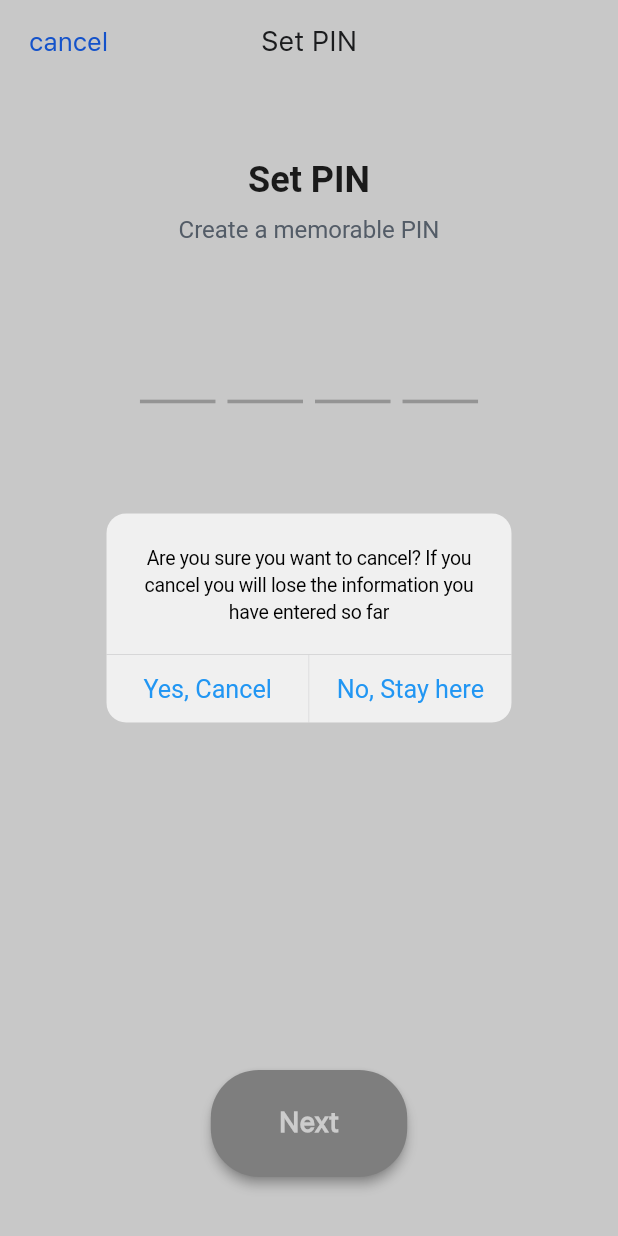
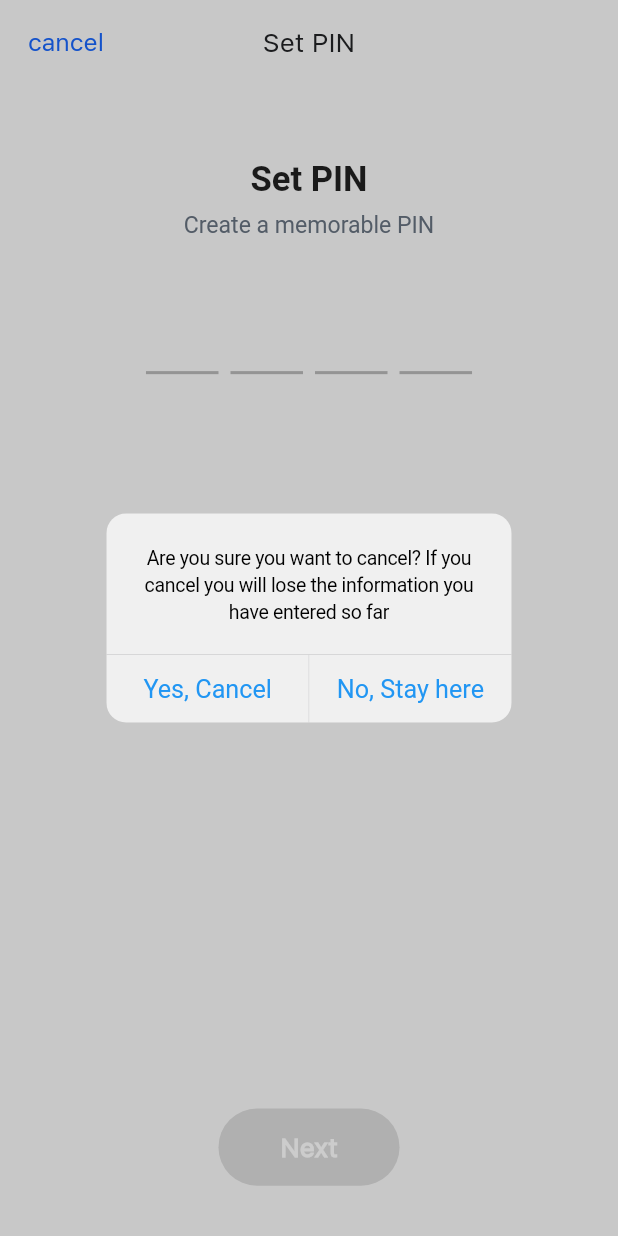
Before and after one commit to milind-nagarro/flutter_starter_kit, a Flutter app: the SetupConfirmPinPage screen opened by its route, after a tap on "cancel", on a phone screen of 412 x 824 dp. Run offline on Flutter 3.47's test engine with Material 2 defaults, Android fonts, the light colour scheme and no system bars; our stand-ins replace bloc, chopper, equatable, firebase_analytics, firebase_core, firebase_crashlytics and 4 more; accounts and stored records are empty; generated files the repository leaves out were written again.

Commit message:
feat: business logic added for setup and confirm pin

```diff
--- a/lib/ui/module/login/login_screen.dart
+++ b/lib/ui/module/login/login_screen.dart
@@ -7,6 +7,8 @@
 import 'package:flutter_starter_kit/app/resources/style.dart';
 
 import '../../../app/app_constant.dart';
+import '../../../app/di/locator.dart';
+import '../../router/app_router.dart';
 import 'bloc/login_bloc.dart';
 import 'cubit/remember_me_cubit.dart';
 
@@ -147,7 +149,6 @@
   }
 
   void nextScreen() {
-    // final LoginScreenController controller = Get.find();
-    // controller.nextScreen();
+    locator<AppRouter>().showSetupPin();
   }
 }
--- /dev/null
+++ b/lib/ui/module/setup_confirm_pin/bloc/setup_confirm_pin_event.dart
@@ -0,0 +1,41 @@
+part of 'setup_confirm_pin_bloc.dart';
+
+@immutable
+abstract class SetupConfirmPinEvent extends Equatable {
+  const SetupConfirmPinEvent();
+  @override
+  List<Object> get props => [];
+}
+
+/// On Submitting Setup PIN value
+class SetupPinSubmit extends SetupConfirmPinEvent {
+  const SetupPinSubmit({required this.pinData});
+  final String pinData;
+
+  @override
+  List<Object> get props => [pinData];
+}
+
+/// On Submitting Confirm PIN value
+class ConfirmPinSubmit extends SetupConfirmPinEvent {
+  const ConfirmPinSubmit({required this.verifyPinData, required this.existingPinData});
+  final String verifyPinData;
+  final String? existingPinData;
+
+  @override
+  List<Object> get props => [verifyPinData, existingPinData!];
+}
+
+/// Resetting the state on change of the PIN value
+class ResetState extends SetupConfirmPinEvent {
+  const ResetState();
+}
+
+/// Changing the button state on change of PIN value
+class PinEntered extends SetupConfirmPinEvent {
+  const PinEntered({required this.pinValue});
+  final String? pinValue;
+
+  @override
+  List<Object> get props => [pinValue!];
+}
--- /dev/null
+++ b/lib/ui/module/setup_confirm_pin/bloc/setup_confirm_pin_state.dart
@@ -0,0 +1,17 @@
+part of 'setup_confirm_pin_bloc.dart';
+
+@immutable
+class SetupConfirmPinState extends Equatable {
+  const SetupConfirmPinState(
+      {this.pinData, this.validationState = ValidationState.notChecked,
+      this.buttonState = ValidationState.notChecked});
+
+  final String? pinData;
+
+  final ValidationState validationState;
+
+  final ValidationState buttonState;
+
+  @override
+  List<Object?> get props => [pinData, validationState, buttonState];
+}
--- /dev/null
+++ b/lib/ui/module/setup_confirm_pin/setup_confirm_pin_screen.dart
@@ -0,0 +1,189 @@
+import 'package:flutter/cupertino.dart';
+import 'package:flutter/material.dart';
+import 'package:flutter_bloc/flutter_bloc.dart';
+import 'package:flutter_gen/gen_l10n/app_localizations.dart';
+import 'package:flutter_screenutil/flutter_screenutil.dart';
+import 'package:flutter_starter_kit/ui/module/setup_confirm_pin/bloc/setup_confirm_pin_bloc.dart';
+import 'package:flutter_starter_kit/ui/screen/common_widget/pinput/pinput.dart';
+
+import '../../../app/app_constant.dart';
+import '../../../app/di/locator.dart';
+import '../../../app/resources/colors.dart';
+import '../../../app/resources/style.dart';
+import '../../router/app_router.dart';
+
+class SetupConfirmPinPage extends StatelessWidget {
+  SetupConfirmPinPage({Key? key, required this.isConfirmation, this.pinData})
+      : super(key: key);
+  final bool isConfirmation;
+  final String? pinData;
+
+  final TextEditingController textController = TextEditingController();
+  final FocusNode focusNode = FocusNode();
+
+  @override
+  Widget build(BuildContext context) {
+    return MultiBlocProvider(
+      providers: [
+        BlocProvider(create: (BuildContext context) => SetupConfirmPinBloc())
+      ],
+      child: Scaffold(
+        appBar: FABWidget.appTopBar(
+            isConfirmation
+                ? AppLocalizations.of(context).confirm_pin
+                : AppLocalizations.of(context).set_pin,
+            hasCancel: isConfirmation ? false : true, backAction: () {
+          if (!isConfirmation) {
+            handleBackPress(context);
+          } else {
+            Navigator.of(context).pop();
+          }
+        }),
+        body: BlocConsumer<SetupConfirmPinBloc, SetupConfirmPinState>(
+          listener: (context, state) {
+            if (!isConfirmation) {
+              if (state.validationState == ValidationState.valid) {
+                _moveToConfirmPinScreen(context, textController.text);
+              }
+            } else {
+              _moveToDashboard();
+            }
+          },
+          builder: (context, state) {
+            return Column(
+              children: [
+                const Padding(padding: EdgeInsets.fromLTRB(12, 50, 0, 0)),
+                SetupConfirmPin(forConfirmation: isConfirmation),
+                SizedBox(height: 33.h),
+                Center(
+                    child: Pinput(
+                  length: 4,
+                  pinAnimationType: PinAnimationType.slide,
+                  pinputAutovalidateMode: PinputAutovalidateMode.onSubmit,
+                  controller: textController,
+                  focusNode: focusNode,
+                  obscureText: true,
+                  onChanged: (value) {
+                    if (value.isNotEmpty) {
+                      BlocProvider.of<SetupConfirmPinBloc>(context,
+                              listen: false)
+                          .add(const ResetState());
+                    }
+
+                    BlocProvider.of<SetupConfirmPinBloc>(context, listen: false)
+                        .add(PinEntered(pinValue: value));
+                  },
+                  forceErrorState: isConfirmation &&
+                          state.validationState == ValidationState.invalid
+                      ? true
+                      : state.validationState == ValidationState.invalid
+                          ? true
+                          : false,
+                  errorText: isConfirmation &&
+                          state.validationState == ValidationState.invalid
+                      ? AppLocalizations.of(context).invalid_pin_number
+                      : state.validationState == ValidationState.invalid
+                          ? AppLocalizations.of(context).invalid_pin_number
+                          : null,
+                  obscuringCharacter: '*',
+                  errorPinTheme: FABWidget.errorPinTheme,
+                  defaultPinTheme: FABWidget.defaultPinTheme,
+                  showCursor: false,
+                  focusedPinTheme: FABWidget.focusedPinTheme,
+                  preFilledWidget:
+                      state.validationState == ValidationState.invalid
+                          ? null
+                          : FABWidget.preFilledWidget,
+                  submittedPinTheme: FABWidget.submittedPinTheme,
+                )),
+                const Spacer(),
+                FABWidget.appButton(
+                    isConfirmation
+                        ? AppLocalizations.of(context).confirm
+                        : AppLocalizations.of(context).next,
+                    minSize: Size(100.w, 50.h),
+                    onPressed: state.buttonState == ValidationState.valid
+                        ? () => _handleOnSubmit(context)
+                        : null),
+                SizedBox(height: 33.h),
+              ],
+            );
+          },
+        ),
+      ),
+    );
+  }
+
+  void _handleOnSubmit(context) {
+    if (isConfirmation) {
+      BlocProvider.of<SetupConfirmPinBloc>(context, listen: false).add(
+          ConfirmPinSubmit(
+              verifyPinData: textController.text, existingPinData: pinData));
+    } else {
+      BlocProvider.of<SetupConfirmPinBloc>(context, listen: false)
+          .add(SetupPinSubmit(pinData: textController.text));
+    }
+  }
+
+  void _moveToConfirmPinScreen(context, String pinData) {
+    locator<AppRouter>().showConfirmPin(pinData);
+  }
+
+  void handleBackPress(context) {
+    showCupertinoDialog(
+        context: context,
+        builder: (context) {
+          return CupertinoAlertDialog(
+            content: Text(AppLocalizations.of(context).pin_cancel_message),
+            actions: [
+              CupertinoDialogAction(
+                  child: Text(AppLocalizations.of(context).yes_cancel),
+                  onPressed: () {
+                    int count = 0;
+                    Navigator.of(context).popUntil((route) => count++ >= 2);
+                  }),
+              CupertinoDialogAction(
+                child: Text(AppLocalizations.of(context).no_stay_here),
+                onPressed: () {
+                  Navigator.of(context).pop();
+                },
+              )
+            ],
+          );
+        });
+  }
+
+  void _moveToDashboard() {}
+}
+
+class SetupConfirmPin extends StatelessWidget {
+  const SetupConfirmPin({Key? key, required this.forConfirmation})
+      : super(key: key);
+  final bool forConfirmation;
+
+  @override
+  Widget build(BuildContext context) {
+    return Column(
+      mainAxisSize: MainAxisSize.min,
+      children: [
+        Text(
+          forConfirmation
+              ? AppLocalizations.of(context).confirm_pin
+              : AppLocalizations.of(context).set_pin,
+          style: TextStyle(
+              fontStyle: FontStyle.normal,
+              fontWeight: FontWeight.bold,
+              fontSize: 21.sp),
+        ),
+        SizedBox(height: 8.h),
+        Text(
+          forConfirmation
+              ? AppLocalizations.of(context).enter_pin_again
+              : AppLocalizations.of(context).create_memorable_pin,
+          style: TextStyle(
+              fontStyle: FontStyle.normal, fontSize: 14.sp, color: lightGrey),
+        ),
+      ],
+    );
+  }
+}
--- a/lib/ui/router/routes_config.dart
+++ b/lib/ui/router/routes_config.dart
@@ -6,9 +6,9 @@
 import 'package:flutter_starter_kit/ui/screen/article_list_screen.dart';
 import 'package:flutter_starter_kit/ui/screen/dashboard_screen.dart';
 import 'package:flutter_starter_kit/ui/screen/post_list_screen.dart';
-import 'package:flutter_starter_kit/ui/screen/setup_confirm_pin/setup_confirm_pin_screen.dart';
 
 import '../module/registration/register.dart';
+import '../module/setup_confirm_pin/setup_confirm_pin_screen.dart';
 
 // Routes name and mapping to their corresponding screens
 const String dashboard = 'dashboard';
@@ -19,7 +19,8 @@
 const String loginScreen = 'login';
 const String registerMobile = 'register_mobile';
 const String registerEmail = 'register_email';
-const String setupConfirmPin = 'setupConfirmPin';
+const String setupPin = 'setupPin';
+const String confirmPin = 'confirmPin';
 
 // define initial route
 String get initialRoute => welcome;
@@ -37,9 +38,13 @@
               ArticleDetailScreen(settings.arguments as ArticleEntity));
     case posts:
       return MaterialPageRoute(builder: (context) => const PostListScreen());
-    case setupConfirmPin:
+    case setupPin:
       return MaterialPageRoute(
           builder: (context) => SetupConfirmPinPage(isConfirmation: false,));
+    case confirmPin:
+      return MaterialPageRoute(
+        builder: (context) => SetupConfirmPinPage(isConfirmation: true, pinData: settings.arguments as String)
+      );
     case welcome:
       return MaterialPageRoute(builder: (context) => const WelcomeScreen());
     case loginScreen:
--- a/lib/ui/screen/setup_confirm_pin/setup_confirm_pin_screen.dart
+++ /dev/null
@@ -1,121 +0,0 @@
-import 'package:flutter/cupertino.dart';
-import 'package:flutter/material.dart';
-import 'package:flutter_gen/gen_l10n/app_localizations.dart';
-import 'package:flutter_screenutil/flutter_screenutil.dart';
-import 'package:flutter_starter_kit/ui/screen/common_widget/pinput/pinput.dart';
-
-import '../../../app/resources/colors.dart';
-import '../../../app/resources/style.dart';
-
-class SetupConfirmPinPage extends StatelessWidget {
-  SetupConfirmPinPage({Key? key, required this.isConfirmation})
-      : super(key: key);
-  final bool isConfirmation;
-
-  final TextEditingController textController = TextEditingController();
-  final FocusNode focusNode = FocusNode();
-
-  @override
-  Widget build(BuildContext context) {
-    return Scaffold(
-      appBar: FABWidget.appTopBar(
-          isConfirmation
-              ? AppLocalizations.of(context).confirm_pin
-              : AppLocalizations.of(context).set_pin,
-          hasCancel: isConfirmation ? false : true, backAction: () {
-        handleBackPress(context);
-      }),
-      body: Column(
-        children: [
-          const Padding(padding: EdgeInsets.fromLTRB(12, 50, 0, 0)),
-          SetupConfirmPin(forConfirmation: isConfirmation),
-          SizedBox(height: 33.h),
-          Center(
-              child: Pinput(
-            length: 4,
-            pinAnimationType: PinAnimationType.slide,
-            pinputAutovalidateMode: PinputAutovalidateMode.onSubmit,
-            controller: textController,
-            focusNode: focusNode,
-            onChanged: (value) {},
-            obscureText: true,
-            obscuringCharacter: '*',
-            errorPinTheme: FABWidget.errorPinTheme,
-            defaultPinTheme: FABWidget.defaultPinTheme,
-            showCursor: false,
-            focusedPinTheme: FABWidget.focusedPinTheme,
-            preFilledWidget: FABWidget.preFilledWidget,
-            submittedPinTheme: FABWidget.submittedPinTheme,
-          )),
-          const Spacer(),
-          FABWidget.appButton(
-              isConfirmation
-                  ? AppLocalizations.of(context).confirm
-                  : AppLocalizations.of(context).next,
-              bgColor: Colors.grey,
-              minSize: Size(100.w, 50.h),
-              onPressed: () => {}),
-          SizedBox(height: 33.h),
-        ],
-      ),
-    );
-  }
-
-  void handleBackPress(context) {
-    showCupertinoDialog(
-        context: context,
-        builder: (context) {
-          return CupertinoAlertDialog(
-            content: Text(
-                AppLocalizations.of(context).pin_cancel_message
-            ),
-            actions: [
-              CupertinoDialogAction(
-                  child: Text(
-                      AppLocalizations.of(context).yes_cancel
-                  ), onPressed: () {}),
-              CupertinoDialogAction(
-                child: Text(
-                    AppLocalizations.of(context).no_stay_here
-                ),
-                onPressed: () {
-                  Navigator.of(context).pop();
-                },
-              )
-            ],
-          );
-        });
-  }
-}
-
-class SetupConfirmPin extends StatelessWidget {
-  const SetupConfirmPin({Key? key, required this.forConfirmation})
-      : super(key: key);
-  final bool forConfirmation;
-
-  @override
-  Widget build(BuildContext context) {
-    return Column(
-      mainAxisSize: MainAxisSize.min,
-      children: [
-        Text(
-          forConfirmation
-              ? AppLocalizations.of(context).confirm_pin
-              : AppLocalizations.of(context).set_pin,
-          style: TextStyle(
-              fontStyle: FontStyle.normal,
-              fontWeight: FontWeight.bold,
-              fontSize: 21.sp),
-        ),
-        SizedBox(height: 8.h),
-        Text(
-          forConfirmation
-              ? AppLocalizations.of(context).enter_pin_again
-              : AppLocalizations.of(context).create_memorable_pin,
-          style: TextStyle(
-              fontStyle: FontStyle.normal, fontSize: 14.sp, color: lightGrey),
-        ),
-      ],
-    );
-  }
-}
```
Also changed, not shown: lib/app/main.dart (+5 -7 lines), lib/ui/module/setup_confirm_pin/bloc/setup_confirm_pin_bloc.dart (added, +87 -0 lines), lib/ui/router/app_router.dart (+8 -0 lines).
